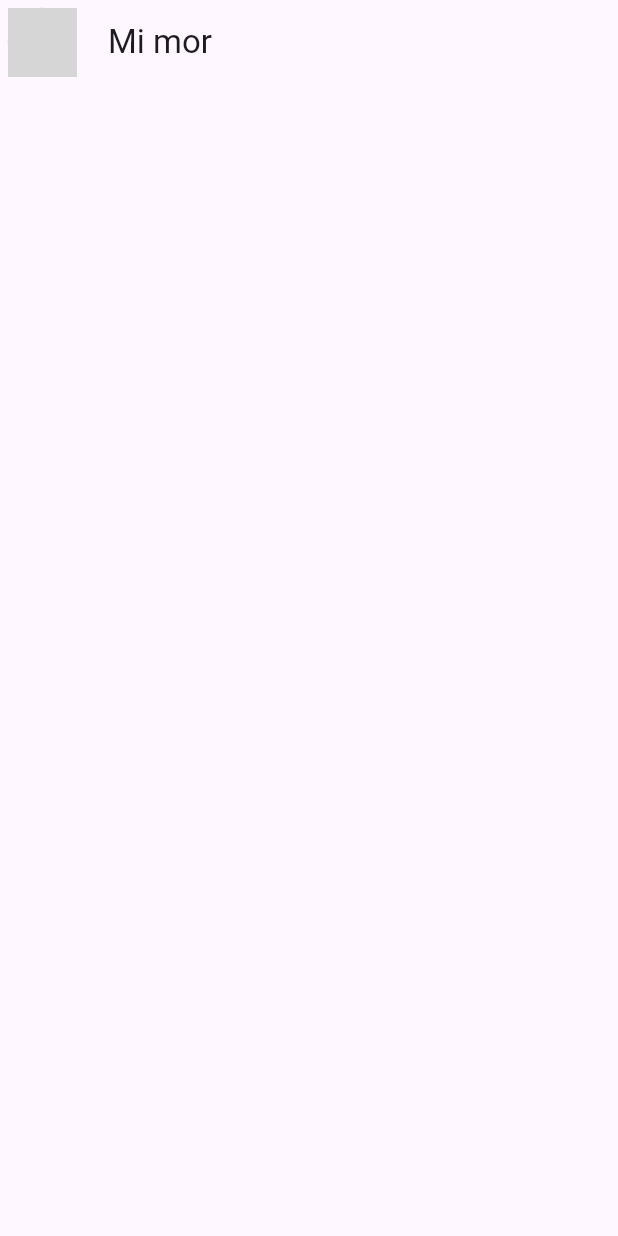
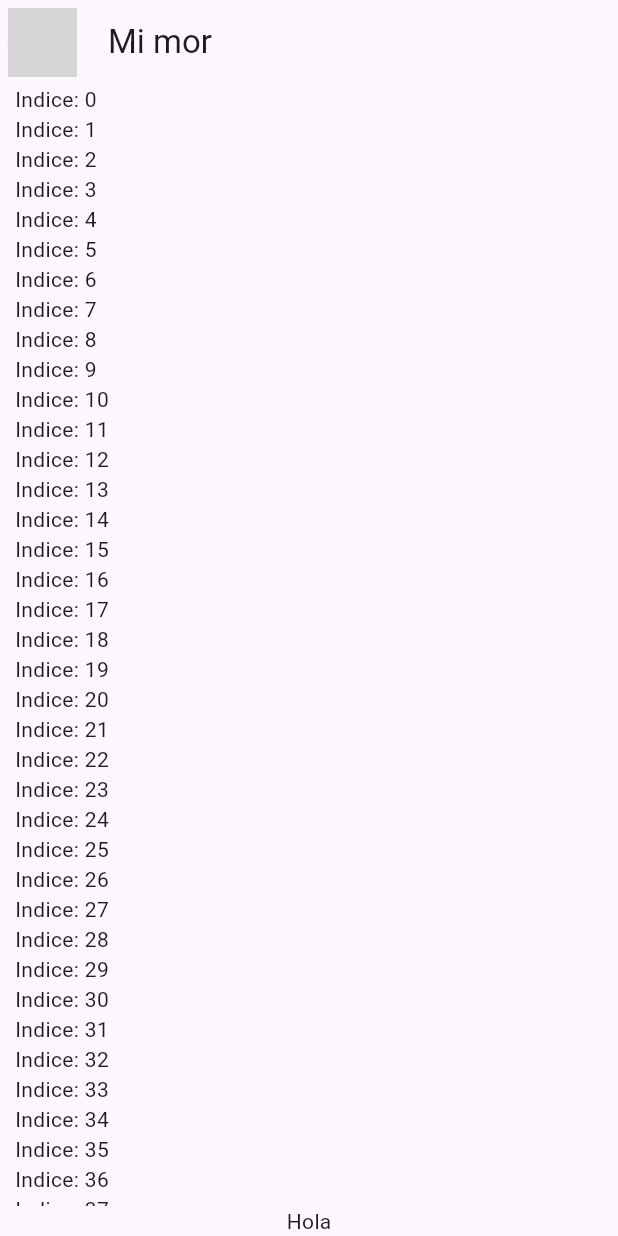
Before and after one commit to vegas29/FlutterChatApp, a Flutter app: the screen it shows after launch, on a phone screen of 412 x 824 dp. Run offline on Flutter 3.47's test engine with Material 2 defaults, Android fonts, the phone set to English and light mode, and no system bars; network calls fail; grey boxes are pictures that could not be loaded.

Commit message:
Create a list view

```diff
--- a/lib/main.dart
+++ b/lib/main.dart
@@ -1,6 +1,6 @@
 import 'package:flutter/material.dart';
 import 'package:yes_no_app/config/theme/app_theme.dart';
-import 'package:yes_no_app/presentation/chat/chat_screen.dart';
+import 'package:yes_no_app/presentation/screens/chat/chat_screen.dart';
 
 void main() => runApp(const MyApp());
 
--- a/lib/presentation/chat/chat_screen.dart
+++ b/lib/presentation/screens/chat/chat_screen.dart
@@ -17,7 +17,31 @@ class ChatScreen extends StatelessWidget {
           ),
         ),
       ),
-      body: Container(),
+      body: _ChatView(),
     );
   }
 }
+
+class _ChatView extends StatelessWidget {
+
+
+
+  @override
+  Widget build(BuildContext context) {
+    return SafeArea(
+      child: Padding(
+        padding: const EdgeInsets.symmetric(horizontal: 10),
+        child: Column(
+          children: [
+            Expanded(child: ListView.builder(
+              itemCount: 100,
+              itemBuilder: (context, index) {
+              return Text('Indice: $index');
+            },)),
+            Text('Hola')
+          ],
+        ),
+      ),
+    );
+  }
+}
--- /dev/null
+++ b/lib/presentation/widgets/chat/my_message_bubble.dart
@@ -0,0 +1,10 @@
+import 'package:flutter/material.dart';
+
+class MyMessageBubble extends StatelessWidget {
+  const MyMessageBubble({super.key});
+
+  @override
+  Widget build(BuildContext context) {
+    return Text('My Message');
+  }
+}
```
